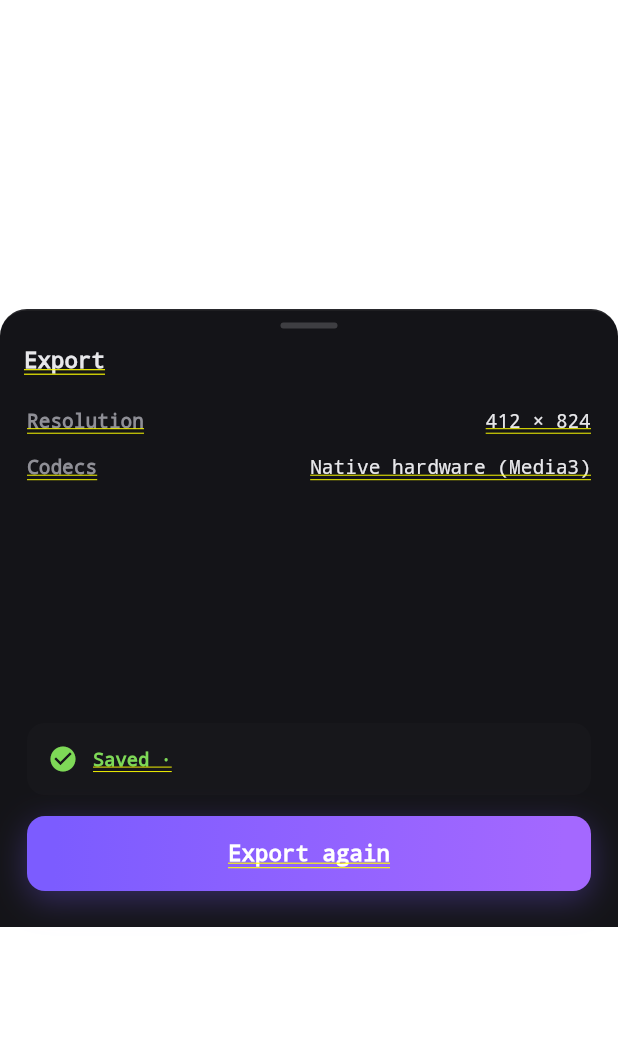
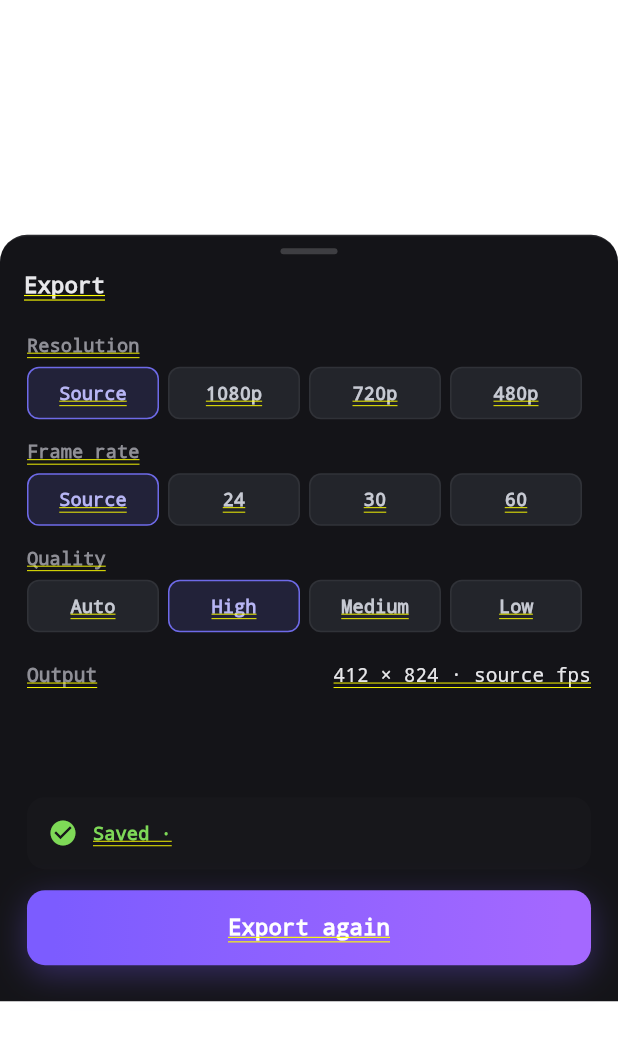
Before and after one commit to tayz07814-ctrl/easecutpro, a Flutter app: the ExportSheet screen opened directly with empty values, after a tap on "Export", on a phone screen of 412 x 824 dp. Shown: the top 1041 px of the screen. Run offline on Flutter 3.47's test engine with Material 3 defaults, Android fonts, the phone set to English and light mode, and no system bars; our stand-ins replace file_picker, supabase_flutter; accounts and stored records are empty.

Commit message:
Undo/redo history + export resolution/fps/quality pickers
- Full undo/redo stack (snapshots of clips + text overlays), pushed before
  every structural edit: split, delete, trim, speed/volume/crop/extract,
  cut apply, captions, text add/delete. Undo/Redo buttons in the top bar;
  the post-cut snackbar Undo now routes through the stack
- Export sheet: Resolution (Source/1080p/720p/480p), Frame rate
  (Source/24/30/60), Quality (Auto/High/Medium/Low) pickers
- Native export honours fps (EditedMediaItem.setFrameRate) and bitrate
  (DefaultEncoderFactory + VideoEncoderSettings)

```diff
--- a/mobile/lib/native/exporter.dart
+++ b/mobile/lib/native/exporter.dart
@@ -58,6 +58,8 @@ class ExportSpec {
   final List<ExportSegment> audioTracks;
   final int width;
   final int height;
+  final int fps; // 0 = source
+  final int bitrate; // bps, 0 = auto
   final String filename;
 
   const ExportSpec({
@@ -67,6 +69,8 @@ class ExportSpec {
     this.audioTracks = const [],
     required this.width,
     required this.height,
+    this.fps = 0,
+    this.bitrate = 0,
     required this.filename,
   });
 
@@ -77,6 +81,8 @@ class ExportSpec {
         'audioTracks': audioTracks.map((s) => s.toMap()).toList(),
         'width': width,
         'height': height,
+        'fps': fps,
+        'bitrate': bitrate,
         'filename': filename,
       };
 }
--- a/mobile/lib/sheets/export_sheet.dart
+++ b/mobile/lib/sheets/export_sheet.dart
@@ -31,6 +31,43 @@ class _ExportSheetState extends State<ExportSheet> {
   String? _done;
   String? _error;
 
+  String _res = 'Source'; // Source / 1080p / 720p / 480p
+  int _fps = 0; // 0 = source
+  String _quality = 'High'; // Auto / High / Medium / Low
+
+  /// Output (w,h) for the chosen resolution, preserving the source aspect (even).
+  (int, int) _outSize() {
+    final sw = widget.videoSize.width.round().clamp(16, 8192);
+    final sh = widget.videoSize.height.round().clamp(16, 8192);
+    if (_res == 'Source') return (_even(sw), _even(sh));
+    final target = _res == '1080p' ? 1080 : _res == '720p' ? 720 : 480;
+    if (sw <= sh) {
+      // portrait: short side is width
+      final w = target;
+      final h = (target * sh / sw).round();
+      return (_even(w.clamp(16, 8192)), _even(h.clamp(16, 8192)));
+    } else {
+      final h = target;
+      final w = (target * sw / sh).round();
+      return (_even(w.clamp(16, 8192)), _even(h.clamp(16, 8192)));
+    }
+  }
+
+  int _even(int v) => v.isEven ? v : v + 1;
+
+  int _bitrate() {
+    switch (_quality) {
+      case 'High':
+        return 14000000;
+      case 'Medium':
+        return 9000000;
+      case 'Low':
+        return 5000000;
+      default:
+        return 0; // Auto — let the encoder decide
+    }
+  }
+
   Future<void> _run() async {
     if (_exporting) return;
     setState(() {
@@ -40,8 +77,7 @@ class _ExportSheetState extends State<ExportSheet> {
       _error = null;
     });
     try {
-      final w = widget.videoSize.width.round().clamp(16, 4096);
-      final h = widget.videoSize.height.round().clamp(16, 4096);
+      final (w, h) = _outSize();
       final res = await widget.exporter.export(
         ExportSpec(
           segments: widget.segments,
@@ -49,6 +85,8 @@ class _ExportSheetState extends State<ExportSheet> {
           audioTracks: widget.audioTracks,
           width: w,
           height: h,
+          fps: _fps,
+          bitrate: _bitrate(),
           filename: 'EaseCut_${DateTime.now().millisecondsSinceEpoch}.mp4',
         ),
         onProgress: (p) {
@@ -73,18 +111,21 @@ class _ExportSheetState extends State<ExportSheet> {
 
   @override
   Widget build(BuildContext context) {
-    final w = widget.videoSize.width.round();
-    final h = widget.videoSize.height.round();
+    final (ow, oh) = _outSize();
     return SheetScaffold(
       title: 'Export',
-      heightFactor: 0.5,
+      heightFactor: 0.62,
       child: Padding(
         padding: const EdgeInsets.fromLTRB(18, 4, 18, 24),
         child: Column(
           crossAxisAlignment: CrossAxisAlignment.stretch,
           children: [
-            _row('Resolution', '$w × $h'),
-            _row('Codecs', 'Native hardware (Media3)'),
+            _seg('Resolution', const ['Source', '1080p', '720p', '480p'], _res, (v) => setState(() => _res = v)),
+            _seg('Frame rate', const ['Source', '24', '30', '60'], _fps == 0 ? 'Source' : '$_fps',
+                (v) => setState(() => _fps = v == 'Source' ? 0 : int.parse(v))),
+            _seg('Quality', const ['Auto', 'High', 'Medium', 'Low'], _quality, (v) => setState(() => _quality = v)),
+            const SizedBox(height: 6),
+            _row('Output', '$ow × $oh · ${_fps == 0 ? "source" : "$_fps"} fps'),
             const Spacer(),
             if (_exporting) ...[
               ClipRRect(
@@ -165,4 +206,43 @@ class _ExportSheetState extends State<ExportSheet> {
       ),
     );
   }
+
+  Widget _seg(String label, List<String> options, String selected, ValueChanged<String> onSelect) {
+    return Padding(
+      padding: const EdgeInsets.symmetric(vertical: 7),
+      child: Column(
+        crossAxisAlignment: CrossAxisAlignment.start,
+        children: [
+          Text(label, style: const TextStyle(color: Ec.textMute, fontSize: 12.5)),
+          const SizedBox(height: 7),
+          Row(
+            children: [
+              for (final o in options)
+                Expanded(
+                  child: GestureDetector(
+                    onTap: () => onSelect(o),
+                    child: Container(
+                      margin: const EdgeInsets.only(right: 6),
+                      padding: const EdgeInsets.symmetric(vertical: 9),
+                      alignment: Alignment.center,
+                      decoration: BoxDecoration(
+                        color: selected == o ? Ec.indigoTint : Ec.chip,
+                        borderRadius: BorderRadius.circular(8),
+                        border: Border.all(
+                            color: selected == o ? Ec.indigo : Colors.white.withValues(alpha: 0.06)),
+                      ),
+                      child: Text(o,
+                          style: TextStyle(
+                              color: selected == o ? Ec.indigoText : Ec.textDim,
+                              fontSize: 12.5,
+                              fontWeight: FontWeight.w600)),
+                    ),
+                  ),
+                ),
+            ],
+          ),
+        ],
+      ),
+    );
+  }
 }
```
Also changed, not shown: mobile/lib/editor/text_overlay.dart (+14 -0 lines), mobile/lib/screens/editor_screen.dart (+78 -17 lines), 1 other file.
